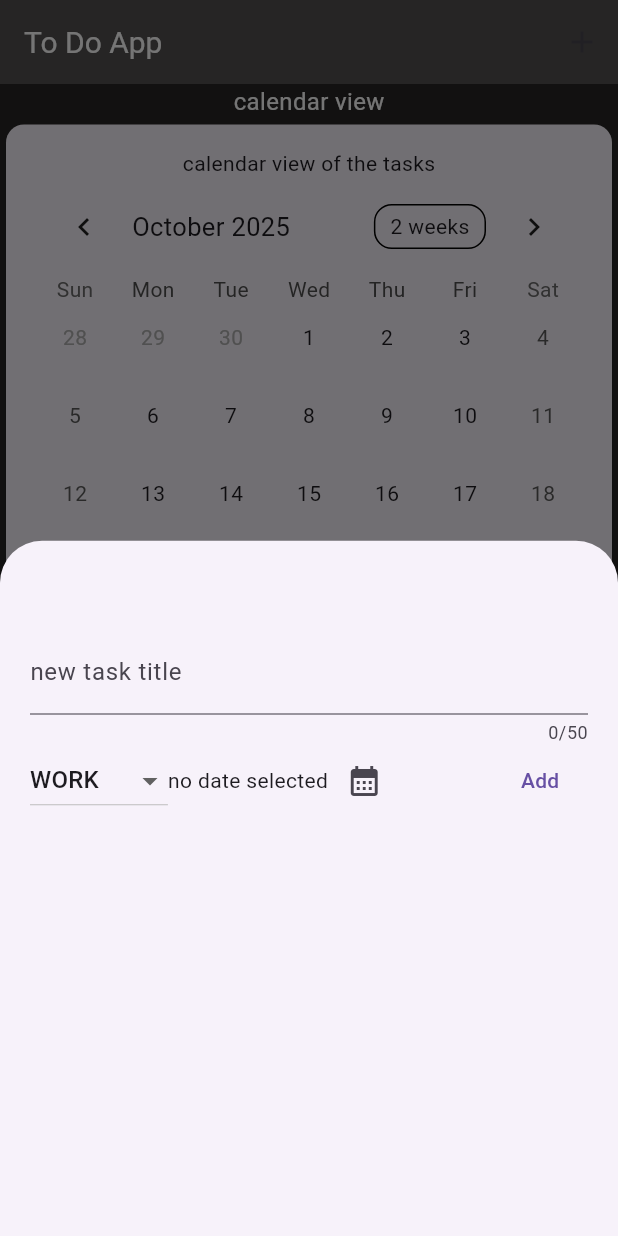
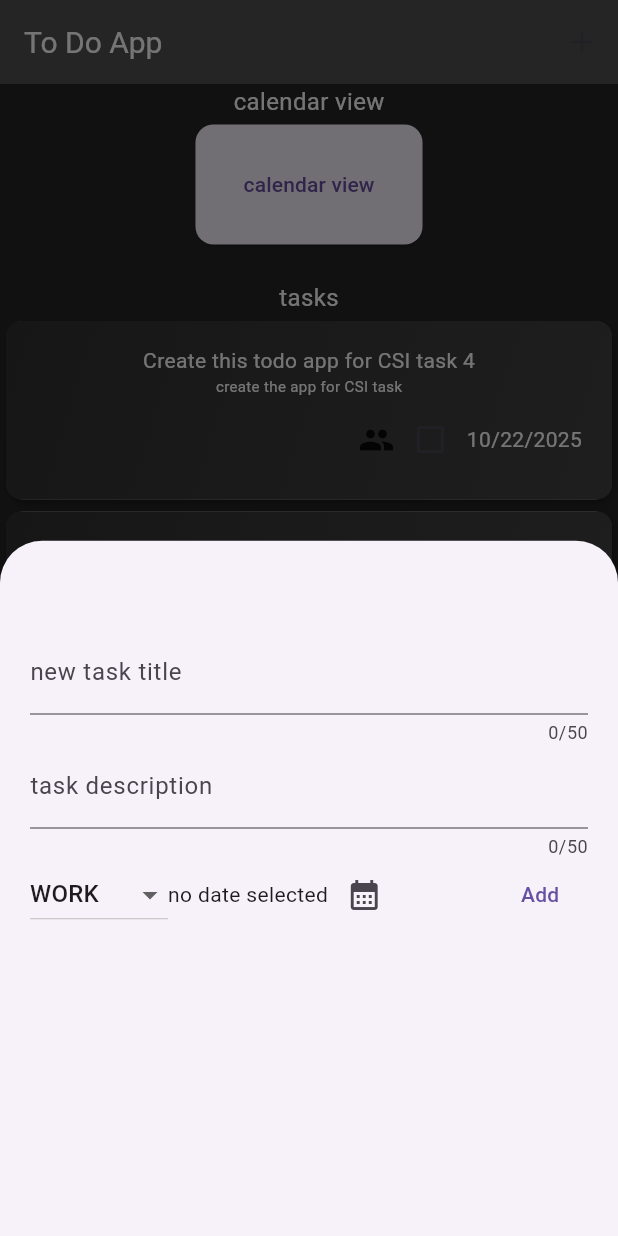
Before and after one commit to CSI-Trainees-25/vivek_24153106_appTask1, a Flutter app: the screen it shows after launch, after a tap on the "add" icon, on a phone screen of 412 x 824 dp. Run offline on Flutter 3.47's test engine with Material 3 defaults, Android fonts, the phone set to English and light mode, and no system bars; drawn by our look-alikes of table_calendar.

Commit message:
added separate screen for calendar view and description property to tasks

```diff
--- a/lib/new_task.dart
+++ b/lib/new_task.dart
@@ -17,6 +17,7 @@ class NewTask extends StatefulWidget {
 
 class _NewTaskState extends State<NewTask> {
   final _titleController = TextEditingController();
+  final _descriptionController = TextEditingController();
 
   DateTime? _selectedDate;
   Category _selectedCategory = Category.work;
@@ -45,6 +46,13 @@ class _NewTaskState extends State<NewTask> {
               controller: _titleController,
               maxLength: 50,
               decoration: const InputDecoration(label: Text('new task title')),
+            ),
+            TextField(
+              controller: _descriptionController,
+              maxLength: 50,
+              decoration: const InputDecoration(
+                label: Text('task description'),
+              ),
             ),
             Row(
               children: [
@@ -100,6 +108,7 @@ class _NewTaskState extends State<NewTask> {
                     }
                     Task task = Task(
                       title: _titleController.text,
+                      description: _descriptionController.text,
                       category: _selectedCategory,
                       date: _selectedDate!,
                     );
--- a/lib/task.dart
+++ b/lib/task.dart
@@ -16,10 +16,15 @@ const taskCategory = {
 };
 
 class Task {
-  Task({required this.title, required this.category, required this.date})
-    : id = uuid.v4();
+  Task({
+    required this.title,
+    required this.category,
+    required this.date,
+    required this.description,
+  }) : id = uuid.v4();
   final String id;
   final String title;
+  final String description;
   final Category category;
   final DateTime date;
   bool? isDone = false;
--- a/lib/task_card.dart
+++ b/lib/task_card.dart
@@ -41,6 +41,10 @@ class _TaskCardState extends State<TaskCard> {
           child: Column(
             children: [
               FormattedText(widget.task.title),
+              Text(
+                widget.task.description,
+                style: TextStyle(fontSize: 10, color: Colors.white),
+              ),
               const SizedBox(height: 5),
               Row(
                 children: [
@@ -57,7 +61,6 @@ class _TaskCardState extends State<TaskCard> {
                         },
                       ),
 
-                      SizedBox(width: 200),
                       FormattedText(widget.task.FormattedDate),
                     ],
                   ),
--- a/lib/tasks.dart
+++ b/lib/tasks.dart
@@ -5,6 +5,7 @@ import 'package:todo_app_csi/task.dart';
 import 'package:todo_app_csi/new_task.dart';
 import 'package:table_calendar/table_calendar.dart';
 import 'package:todo_app_csi/category_select.dart';
+import 'package:todo_app_csi/calendar.dart';
 
 class Tasks extends StatefulWidget {
   const Tasks({super.key});
@@ -20,10 +21,12 @@ class TasksState extends State<Tasks> {
     Task(
       title: 'Create this todo app for CSI task 4',
       category: Category.society,
+      description: 'create the app for CSI task',
       date: DateTime.now(),
     ),
     Task(
       title: 'Complete reading that novel.',
+      description: 'reading loneliness of Sonia and Sunny',
       category: Category.fun,
       date: DateTime.now(),
     ),
@@ -102,7 +105,7 @@ class TasksState extends State<Tasks> {
           IconButton(onPressed: _openModalOverlay, icon: const Icon(Icons.add)),
         ],
       ),
-      body:  Column(
+      body: Column(
         children: [
           const Text(
             'calendar view',
@@ -113,16 +116,16 @@ class TasksState extends State<Tasks> {
               padding: EdgeInsets.symmetric(horizontal: 20, vertical: 16),
               child: Column(
                 children: [
-                    Text('calendar view of the tasks'),
-                    TableCalendar(
-                      focusedDay: DateTime.now(),
-                      firstDay: DateTime.utc(2020, 1, 1),
-                      lastDay: DateTime.utc(2030, 1, 1),
-                      selectedDayPredicate: (day) {
-                        return _registeredTasks.any(
-                          (task) => isSameDay(task.date, day),
+                  TextButton(
+                    onPressed: () {
+                      Navigator.push(
+                        context,
+                        MaterialPageRoute(
+                          builder: (ctx) => CalendarScreen(_registeredTasks),
+                        ),
                       );
                     },
+                    child: Text('calendar view'),
                   ),
                 ],
               ),
```
Also changed, not shown: lib/calendar.dart (+28 -54 lines). Lines whose indentation alone changed are shown as unchanged.
